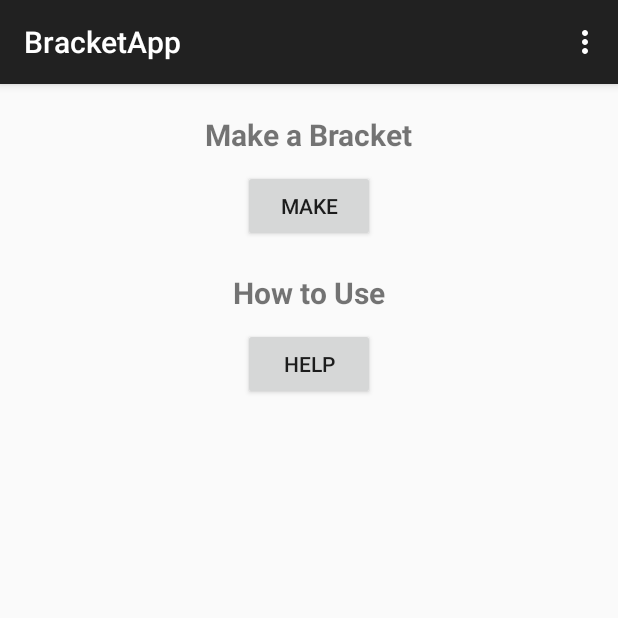
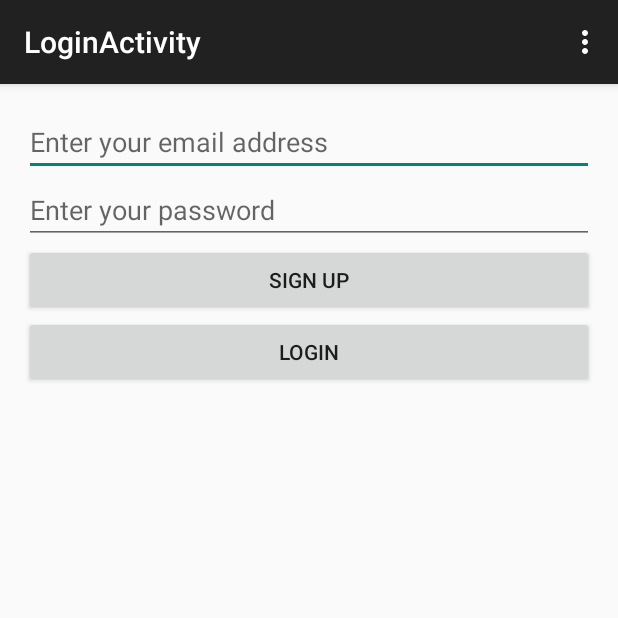
Before and after one commit to aak849/AndroidBracketGenerator0, an Android app: the screen it shows after launch (MainActivity before the commit, LoginActivity after it), on a phone screen of 412 x 824 dp, the top half of it. Run offline under Robolectric (Android 15) with nearby library versions, the phone set to English and light mode, and no system bars; libraries missing offline, so code that uses them is left out: com.firebase.client; 1 statement that could not run was skipped.

Commit message:
Added firebase cloud backend + user creation + user login

```diff
--- a/app/src/main/java/cs378/bracketapp/MainActivity.java
+++ b/app/src/main/java/cs378/bracketapp/MainActivity.java
@@ -7,6 +7,8 @@ import android.view.Menu;
 import android.view.MenuItem;
 import android.view.View;
 
+import com.firebase.client.Firebase;
+
 
 public class MainActivity extends ActionBarActivity {
 
@@ -14,6 +16,10 @@ public class MainActivity extends ActionBarActivity {
     protected void onCreate(Bundle savedInstanceState) {
         super.onCreate(savedInstanceState);
         setContentView(R.layout.activity_main);
+
+//        Firebase.setAndroidContext(this);
+
+
     }
 
 
--- a/app/src/main/java/cs378/bracketapp/Splash.java
+++ b/app/src/main/java/cs378/bracketapp/Splash.java
@@ -7,6 +7,7 @@ import android.os.Handler;
 
 public class Splash extends Activity {
     //Splash screen timer
+
     private static int SPLASH_TIME_OUT = 5000;
     @Override
     protected void onCreate(Bundle savedInstanceState) {
@@ -15,7 +16,7 @@ public class Splash extends Activity {
 
         new Handler().postDelayed(new Runnable() {
             public void run() {
-                Intent i = new Intent(Splash.this, MainActivity.class);
+                Intent i = new Intent(Splash.this, LoginActivity.class);
                 startActivity(i);
 
                 finish();
--- /dev/null
+++ b/app/src/main/res/layout/activity_login.xml
@@ -0,0 +1,52 @@
+<LinearLayout xmlns:android="http://schemas.android.com/apk/res/android"
+    xmlns:tools="http://schemas.android.com/tools"
+    android:layout_width="match_parent"
+    android:layout_height="match_parent"
+    android:paddingLeft="@dimen/activity_horizontal_margin"
+    android:paddingRight="@dimen/activity_horizontal_margin"
+    android:paddingTop="@dimen/activity_vertical_margin"
+    android:paddingBottom="@dimen/activity_vertical_margin"
+    android:orientation="vertical"
+    tools:context="com.firebase.samples.logindemo.MainActivity">
+
+    <TextView
+        android:id="@+id/login_status"
+        android:visibility="gone"
+        android:layout_width="match_parent"
+        android:layout_height="wrap_content"
+        android:layout_gravity="center_horizontal"
+        android:textAlignment="center"
+        android:layout_marginTop="20dp" />
+
+    <EditText
+        android:id="@+id/email_address"
+        android:layout_width="fill_parent"
+        android:layout_height="wrap_content"
+        android:hint="@string/email_hint"
+        android:inputType="textEmailAddress" />
+
+
+    <EditText
+        android:id="@+id/password"
+        android:layout_width="fill_parent"
+        android:layout_height="wrap_content"
+        android:hint="@string/password_hint"
+        android:inputType="textPassword" />
+
+    <Button
+        android:id="@+id/sign_up"
+        android:text="@string/sign_up"
+        android:layout_width="match_parent"
+        android:layout_height="wrap_content"
+        android:onClick="onSendNewUserInfo" />
+
+
+    <Button
+        android:id="@+id/login_with_password"
+        android:text="@string/login_with_password"
+        android:layout_width="match_parent"
+        android:layout_height="wrap_content"
+        android:onClick="onSendLoginInfo" />
+
+
+</LinearLayout>
--- /dev/null
+++ b/app/src/main/res/menu/menu_login.xml
@@ -0,0 +1,6 @@
+<menu xmlns:android="http://schemas.android.com/apk/res/android"
+    xmlns:app="http://schemas.android.com/apk/res-auto"
+    xmlns:tools="http://schemas.android.com/tools" tools:context="cs378.bracketapp.LoginActivity">
+    <item android:id="@+id/action_settings" android:title="@string/action_settings"
+        android:orderInCategory="100" app:showAsAction="never" />
+</menu>
--- a/app/src/main/res/values/strings.xml
+++ b/app/src/main/res/values/strings.xml
@@ -24,4 +24,9 @@
 
     <string name="enter_player_names">Enter Player Names</string>
     <string name="enter">Enter</string>
+    <string name="title_activity_login">LoginActivity</string>
+    <string name="login_with_password">"Login"</string>
+    <string name="sign_up">"Sign up"</string>
+    <string name="email_hint">"Enter your email address"</string>
+    <string name="password_hint">"Enter your password"</string>
 </resources>
```
Also changed, not shown: app/build.gradle (+12 -1 lines), app/src/main/AndroidManifest.xml (+22 -16 lines), app/src/main/java/cs378/bracketapp/LoginActivity.java (added, +115 -0 lines), 1 other file.
